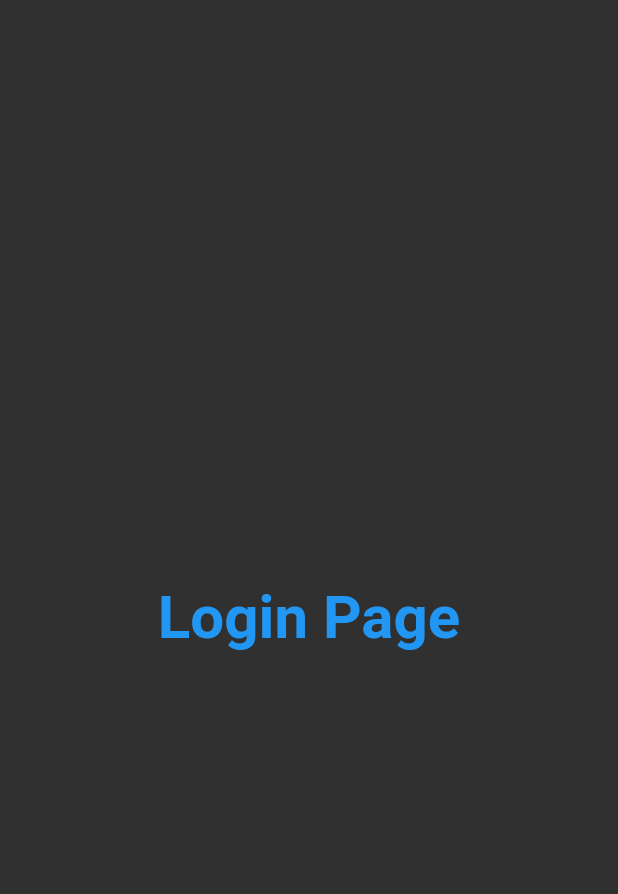
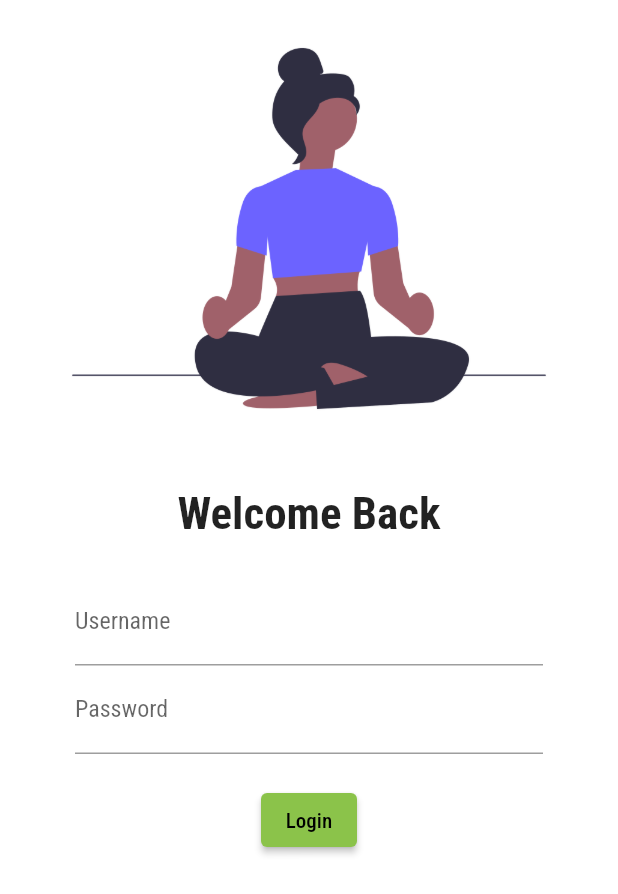
Before and after one commit to BigAchiever/Basics-of-Flutter, a Flutter app: the screen it shows after launch, on a phone screen of 412 x 824 dp. Shown: the top 894 px of the screen. Run offline on Flutter 3.47's test engine with Material 2 defaults, Android fonts, the light colour scheme and no system bars; our stand-ins replace google_fonts.

Commit message:
day 2 work

```diff
--- a/lib/main.dart
+++ b/lib/main.dart
@@ -1,8 +1,10 @@
 import 'package:flutter/material.dart';
 import 'package:funda_1/pages/login_page.dart';
+import 'package:google_fonts/google_fonts.dart';
+
 import 'pages/home_page.dart';
 
-void main(){
+void main() {
   runApp(MyApp());
 }
 
@@ -11,16 +13,20 @@ class MyApp extends StatelessWidget {
 
   @override
   Widget build(BuildContext context) {
-    return  MaterialApp(
+    return MaterialApp(
       // home: HomePage(),
       themeMode: ThemeMode.dark,
-      theme: ThemeData(primarySwatch: Colors.lightGreen),
-      darkTheme: ThemeData(
-        brightness: Brightness.dark,
+      theme: ThemeData(
+        primarySwatch: Colors.lightGreen,
+        fontFamily: GoogleFonts.robotoCondensed().fontFamily,
+        primaryTextTheme: GoogleFonts.latoTextTheme(),
       ),
+      // darkTheme: ThemeData(
+      //   brightness: Brightness.dark,
+      // ),
       // initialRoute: "/home",
       routes: {
-        "/": (context) => LoginPage(),   // object of class
+        "/": (context) => LoginPage(), // object of class
         "/home": (context) => HomePage(),
         "/login": (context) => LoginPage(),
       },
--- a/lib/pages/home_page.dart
+++ b/lib/pages/home_page.dart
@@ -5,7 +5,6 @@ class HomePage extends StatelessWidget {
 
   @override
   Widget build(BuildContext context) {
-
     int days = 30;
     String name = "Danish Ali Siddiqui";
     var day = "Tuesday";
--- a/lib/pages/login_page.dart
+++ b/lib/pages/login_page.dart
@@ -6,15 +6,59 @@ class LoginPage extends StatelessWidget {
   @override
   Widget build(BuildContext context) {
     return Material(
-      child: Center(
-        child: Text(
-          "Login Page",
-          style: TextStyle(
-          fontSize: 40,
-          color: Colors.blue,
-          fontWeight: FontWeight.bold,
+      color: Colors.white,
+      child: Column(
+        children: [
+          Image.asset(
+            "assets/images/undraw_Mindfulness_re_v7j6.png",
+            fit: BoxFit.cover,
+            // height: 300,
           ),
-        ),
+          const SizedBox(
+            height: 20.0,
+          ),
+          const Text(
+            "Welcome Back",
+            style: TextStyle(
+              fontSize: 30,
+              fontWeight: FontWeight.bold,
+            ),
+          ),
+
+          // Adding Padding to the input fields
+          Padding(
+            padding:
+                const EdgeInsets.symmetric(vertical: 25.0, horizontal: 50.0),
+            child: Column(
+              children: [
+                // Input fields of login page
+                TextFormField(
+                  decoration: const InputDecoration(
+                    hintText: "Enter Username",
+                    labelText: "Username",
+                  ),
+                ),
+
+                TextFormField(
+                  obscureText: true,
+                  decoration: const InputDecoration(
+                    hintText: "Enter Password",
+                    labelText: "Password",
+                  ),
+                ),
+                const SizedBox(
+                  height: 20.0,
+                ),
+                ElevatedButton(
+                    onPressed: () {
+                      print("Hi Danish");
+                    },
+                    style: TextButton.styleFrom(),
+                    child: Text("Login")),
+              ],
+            ),
+          ),
+        ],
       ),
     );
   }
--- a/pubspec.yaml
+++ b/pubspec.yaml
@@ -36,6 +36,7 @@ dependencies:
   # The following adds the Cupertino Icons font to your application.
   # Use with the CupertinoIcons class for iOS style icons.
   cupertino_icons: ^1.0.2
+  google_fonts: ^3.0.1
 
 dev_dependencies:
   flutter_test:
@@ -60,8 +61,9 @@ flutter:
   uses-material-design: true
 
   # To add assets to your application, add an assets section, like this:
-   assets:
+  assets:
     - assets/images/
+#     - images/a_dot_burr.jpeg
   #   - images/a_dot_ham.jpeg
 
   # An image asset can refer to one or more resolution-specific "variants", see
@@ -75,7 +77,7 @@ flutter:
   # "family" key with the font family name, and a "fonts" key with a
   # list giving the asset and other descriptors for the font. For
   # example:
-  # fonts:
+#   fonts:
   #   - family: Schyler
   #     fonts:
   #       - asset: fonts/Schyler-Regular.ttf
```
Also changed, not shown: assets/images/blank.jpg (deleted), assets/images/undraw_Mindfulness_re_v7j6.png (added), pubspec.lock, 1 other file.
